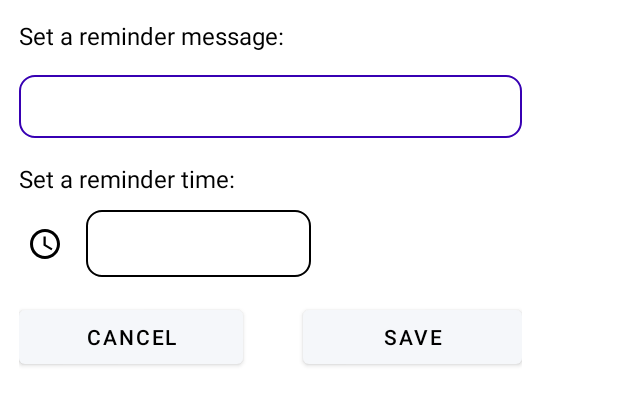
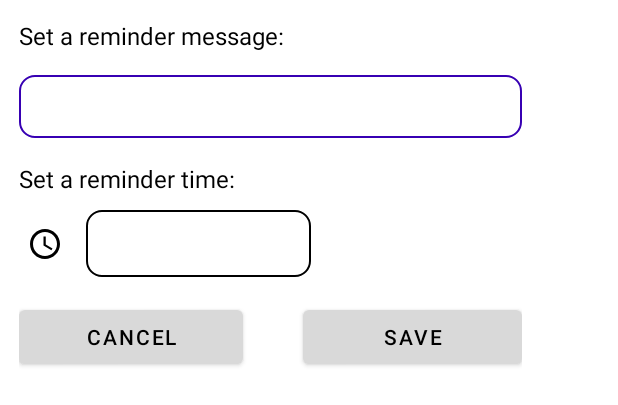
Before and after one commit to nala-he/NUMAD23Sp_Team16, an Android app: the layout custom_set_reminder_dialog.xml on its own in the app's theme, with its tools: preview values and no code run, on a phone screen of 412 x 824 dp. Shown: the top 405 px of the screen. Run offline under Robolectric (Android 15) with nearby library versions, the phone set to English and light mode, and no system bars.

Commit message:
update color name to match change

```diff
--- a/app/src/main/res/layout/custom_set_reminder_dialog.xml
+++ b/app/src/main/res/layout/custom_set_reminder_dialog.xml
@@ -75,7 +75,7 @@
             android:id="@+id/button_set_reminder_cancel"
             android:layout_width="wrap_content"
             android:layout_height="wrap_content"
-            app:backgroundTint="@color/light_grey"
+            app:backgroundTint="@color/grey"
             android:text="@string/cancel_string"
             android:textColor="@color/black"
             android:layout_weight="1"
@@ -85,7 +85,7 @@
             android:id="@+id/button_set_reminder_save"
             android:layout_width="wrap_content"
             android:layout_height="wrap_content"
-            app:backgroundTint="@color/light_grey"
+            app:backgroundTint="@color/grey"
             android:text="@string/save_string"
             android:textColor="@color/black"
             android:layout_weight="1"
```
